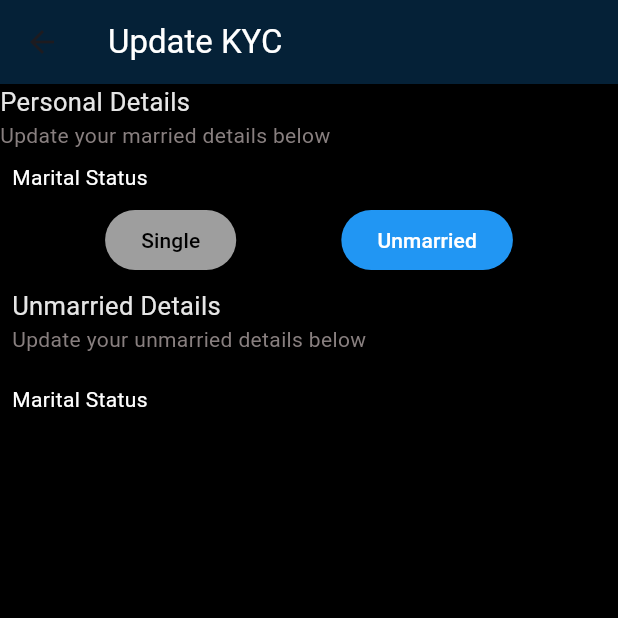
After one commit to Ritesh4032/Purano-kapada-Ecommerce-App, a Flutter app: the UpdateKYC screen opened directly, after a tap on "Unmarried", on a phone screen of 412 x 824 dp, the top half of it. The commit adds this screen. Run offline on Flutter 3.47's test engine with Material 3 defaults, Android fonts, the phone set to English and light mode, and no system bars; our stand-ins replace flutter_rating_bar, flutter_riverpod, gap.

Commit message:
Profile update

```diff
--- a/lib/views/personal_info.dart
+++ b/lib/views/personal_info.dart
@@ -1,6 +1,7 @@
 import 'package:flutter/material.dart';
 import 'package:flutter/widgets.dart';
 import 'package:flutter_ecommerce/constants/themes.dart';
+import 'package:flutter_ecommerce/views/updatekyc.dart';
 
 class Personal extends StatelessWidget {
   const Personal({super.key});
@@ -93,6 +94,20 @@ class Personal extends StatelessWidget {
           ),
         ),
       ),
+      floatingActionButton: FloatingActionButton.extended(
+        onPressed: () {
+          Navigator.push(
+              context, MaterialPageRoute(builder: (context) => UpdateKYC()));
+        },
+        label: Text(
+          'Update KYC',
+          style: TextStyle(color: Colors.white),
+        ),
+        icon: Icon(Icons.tips_and_updates),
+        tooltip: 'Update KYC',
+        backgroundColor: Colors.green,
+      ),
+      floatingActionButtonLocation: FloatingActionButtonLocation.endFloat,
     );
   }
 }
--- /dev/null
+++ b/lib/views/updatekyc.dart
@@ -0,0 +1,163 @@
+import 'package:flutter/material.dart';
+import 'package:flutter_ecommerce/constants/themes.dart';
+
+class UpdateKYC extends StatefulWidget {
+  const UpdateKYC({Key? key}) : super(key: key);
+
+  @override
+  _UpdateKYCState createState() => _UpdateKYCState();
+}
+
+class _UpdateKYCState extends State<UpdateKYC> {
+  int _selectedIndex = 0;
+
+  @override
+  Widget build(BuildContext context) {
+    return Scaffold(
+      backgroundColor: Colors.black,
+      appBar: AppBar(
+        backgroundColor: kdarkColor,
+        title: Text(
+          'Update KYC',
+          style: TextStyle(color: Colors.white),
+        ),
+      ),
+      body: Column(
+        crossAxisAlignment: CrossAxisAlignment.start,
+        children: [
+          Text(
+            'Personal Details',
+            style: TextStyle(
+              color: kWhiteColor,
+              fontSize: 17,
+              fontWeight: FontWeight.w400,
+            ),
+          ),
+          Text(
+            'Update your married details below',
+            style: TextStyle(color: Color.fromARGB(255, 136, 127, 127)),
+          ),
+          Padding(
+            padding: const EdgeInsets.all(8.0),
+            child: Text(
+              'Marital Status',
+              style: TextStyle(color: Colors.white),
+            ),
+          ),
+          Row(
+            mainAxisAlignment: MainAxisAlignment.spaceEvenly,
+            children: [
+              ElevatedButton(
+                onPressed: () {
+                  setState(() {
+                    _selectedIndex = 0;
+                  });
+                },
+                child: Text(
+                  'Single',
+                  style: TextStyle(
+                      color: _selectedIndex == 0 ? Colors.white : Colors.black),
+                ),
+                style: ElevatedButton.styleFrom(
+                  backgroundColor:
+                      _selectedIndex == 0 ? Colors.blue : Colors.grey,
+                ),
+              ),
+              ElevatedButton(
+                onPressed: () {
+                  setState(() {
+                    _selectedIndex = 1;
+                  });
+                },
+                child: Text(
+                  'Unmarried',
+                  style: TextStyle(
+                      color: _selectedIndex == 1 ? Colors.white : Colors.black),
+                ),
+                style: ElevatedButton.styleFrom(
+                  backgroundColor:
+                      _selectedIndex == 1 ? Colors.blue : Colors.grey,
+                ),
+              ),
+            ],
+          ),
+          Expanded(
+            child: PageView(
+              children: [
+                _selectedIndex == 0 ? MarriedDetails() : UnmarriedDetails(),
+                _selectedIndex == 1 ? UnmarriedDetails() : MarriedDetails(),
+              ],
+            ),
+          ),
+        ],
+      ),
+    );
+  }
+}
+
+class MarriedDetails extends StatelessWidget {
+  @override
+  Widget build(BuildContext context) {
+    return Container(
+      color: Colors.black,
+      child: Padding(
+        padding: const EdgeInsets.all(8.0),
+        child: Column(
+          crossAxisAlignment: CrossAxisAlignment.start,
+          children: [
+            Text(
+              'Occupation',
+              style: TextStyle(
+                color: kWhiteColor,
+                fontSize: 17,
+                fontWeight: FontWeight.w400,
+              ),
+            ),
+            TextFormField(),
+            SizedBox(height: 20),
+            Text(
+              'Marital Status',
+              style: TextStyle(color: Colors.white),
+            ),
+            // Add your married details UI here
+          ],
+        ),
+      ),
+    );
+  }
+}
+
+class UnmarriedDetails extends StatelessWidget {
+  @override
+  Widget build(BuildContext context) {
+    return Container(
+      color: Colors.black,
+      child: Padding(
+        padding: const EdgeInsets.all(8.0),
+        child: Column(
+          crossAxisAlignment: CrossAxisAlignment.start,
+          children: [
+            Text(
+              'Unmarried Details',
+              style: TextStyle(
+                color: kWhiteColor,
+                fontSize: 17,
+                fontWeight: FontWeight.w400,
+              ),
+            ),
+            Text(
+              'Update your unmarried details below',
+              style: TextStyle(color: Color.fromARGB(255, 136, 127, 127)),
+            ),
+            SizedBox(height: 20),
+            Text(
+              'Marital Status',
+              style: TextStyle(color: Colors.white),
+            ),
+            // Add your unmarried details UI here
+          ],
+        ),
+      ),
+    );
+  }
+}
```
